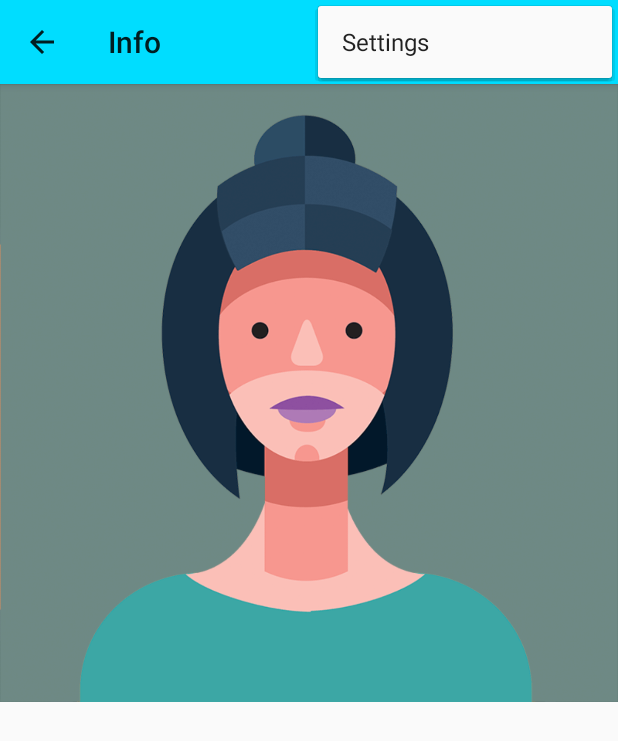
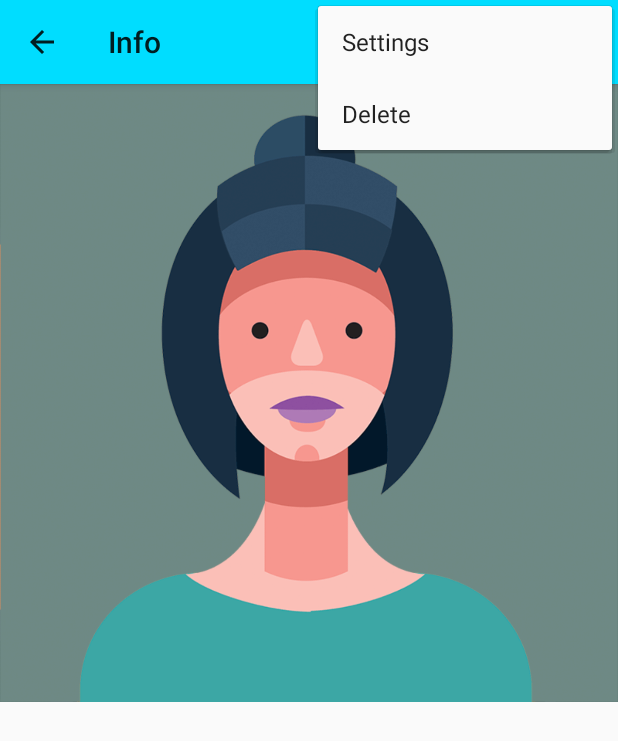
Before and after one commit to LauncherTrainingCourse/LauncherTutorialApp, an Android app: the ContactInfoActivity screen opened directly, with no data from a screen before it, with the options menu open, on a phone screen of 412 x 824 dp. Shown: the top 741 px of the screen. Run offline under Robolectric (Android 15) with nearby library versions, the phone set to English and light mode, and no system bars; 5 statements that could not run were skipped.

Commit message:
Add delete button.

```diff
--- a/app/src/main/java/com/example/richo_han/tutorialapplication/ContactInfoActivity.java
+++ b/app/src/main/java/com/example/richo_han/tutorialapplication/ContactInfoActivity.java
@@ -62,6 +62,10 @@ public class ContactInfoActivity extends AppCompatActivity {
             case R.id.action_settings:
                 Log.i(TAG, "Settings button pushed.");
                 return true;
+            case R.id.action_delete:
+                Log.i(TAG, "Delete button pushed.");
+                finish();
+                return true;
             default:
                 return super.onOptionsItemSelected(item);
         }
--- a/app/src/main/res/menu/activity_contact_info.xml
+++ b/app/src/main/res/menu/activity_contact_info.xml
@@ -11,4 +11,8 @@
     <item
         android:id="@+id/action_settings"
         android:title="@string/action_settings" />
+
+    <item
+        android:id="@+id/action_delete"
+        android:title="@string/action_delete" />
 </menu>
--- a/app/src/main/res/values/strings.xml
+++ b/app/src/main/res/values/strings.xml
@@ -3,6 +3,7 @@
     <string name="sign_in">Sign In</string>
     <string name="action_favorite">Favorite</string>
     <string name="action_settings">Settings</string>
+    <string name="action_delete">Delete</string>
 
     <!-- TODO: Remove or change this placeholder text -->
     <string name="hello_blank_fragment">Hello blank fragment</string>
--- a/build.gradle
+++ b/build.gradle
@@ -5,7 +5,7 @@ buildscript {
         jcenter()
     }
     dependencies {
-        classpath 'com.android.tools.build:gradle:2.2.2'
+        classpath 'com.android.tools.build:gradle:2.2.3'
         // NOTE: Do not place your application dependencies here; they belong
         // in the individual module build.gradle files
     }
```
